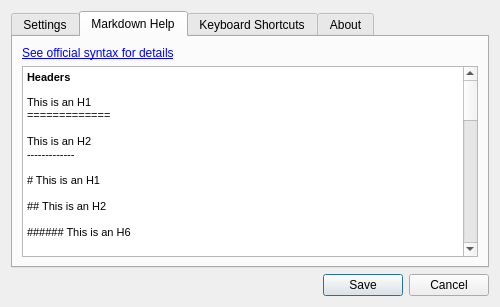
Before: the Qt Designer form Motome/Views/SettingsDialog.ui in akehrer/Motome, drawn with Qt 5.
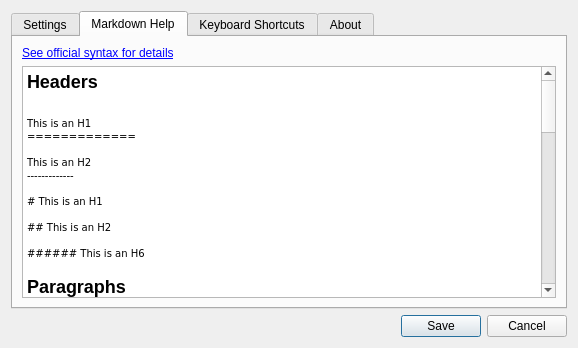
After: the same form once the commit is applied. The open tabs and pages were chosen to show the change. Icons and pictures are not drawn.

Commit message: Updated README.md Links now usable in Editor Changes to data source in Setting dialog help tabs Editor style now only applies to document instead of all child widget (e.g. context menu)

What changed in the file:
```diff
--- a/Motome/Views/SettingsDialog.ui
+++ b/Motome/Views/SettingsDialog.ui
@@ -9,8 +9,8 @@
    <rect>
     <x>0</x>
     <y>0</y>
-    <width>500</width>
-    <height>307</height>
+    <width>578</width>
+    <height>348</height>
    </rect>
   </property>
   <property name="windowTitle">
@@ -133,7 +133,7 @@
         </widget>
        </item>
        <item>
-        <widget class="QTextEdit" name="textMarkdownHelp">
+        <widget class="QTextBrowser" name="textMarkdownHelp">
          <property name="readOnly">
           <bool>true</bool>
          </property>
@@ -142,46 +142,53 @@
 &lt;html&gt;&lt;head&gt;&lt;meta name=&quot;qrichtext&quot; content=&quot;1&quot; /&gt;&lt;title&gt;Markdown Help&lt;/title&gt;&lt;style type=&quot;text/css&quot;&gt;
 p, li { white-space: pre-wrap; }
 &lt;/style&gt;&lt;/head&gt;&lt;body style=&quot; font-family:'MS Shell Dlg 2'; font-size:7.8pt; font-weight:400; font-style:normal;&quot;&gt;
-&lt;p style=&quot; margin-top:16px; margin-bottom:12px; margin-left:0px; margin-right:0px; -qt-block-indent:0; text-indent:0px;&quot;&gt;&lt;span style=&quot; font-size:8pt; font-weight:600;&quot;&gt;Headers&lt;/span&gt;&lt;/p&gt;
-&lt;p style=&quot; margin-top:12px; margin-bottom:0px; margin-left:0px; margin-right:0px; -qt-block-indent:0; text-indent:0px;&quot;&gt;&lt;span style=&quot; font-family:'Courier New,courier'; font-size:8pt;&quot;&gt;This is an H1&lt;/span&gt;&lt;/p&gt;
-&lt;p style=&quot; margin-top:0px; margin-bottom:0px; margin-left:0px; margin-right:0px; -qt-block-indent:0; text-indent:0px;&quot;&gt;&lt;span style=&quot; font-family:'Courier New,courier'; font-size:8pt;&quot;&gt;=============&lt;/span&gt;&lt;/p&gt;
-&lt;p style=&quot;-qt-paragraph-type:empty; margin-top:0px; margin-bottom:0px; margin-left:0px; margin-right:0px; -qt-block-indent:0; text-indent:0px; font-family:'Courier New,courier'; font-size:8pt;&quot;&gt;&lt;br /&gt;&lt;/p&gt;
-&lt;p style=&quot; margin-top:0px; margin-bottom:0px; margin-left:0px; margin-right:0px; -qt-block-indent:0; text-indent:0px;&quot;&gt;&lt;span style=&quot; font-family:'Courier New,courier'; font-size:8pt;&quot;&gt;This is an H2&lt;/span&gt;&lt;/p&gt;
-&lt;p style=&quot; margin-top:0px; margin-bottom:0px; margin-left:0px; margin-right:0px; -qt-block-indent:0; text-indent:0px;&quot;&gt;&lt;span style=&quot; font-family:'Courier New,courier'; font-size:8pt;&quot;&gt;-------------&lt;/span&gt;&lt;/p&gt;
-&lt;p style=&quot;-qt-paragraph-type:empty; margin-top:0px; margin-bottom:0px; margin-left:0px; margin-right:0px; -qt-block-indent:0; text-indent:0px; font-family:'Courier New,courier'; font-size:8pt;&quot;&gt;&lt;br /&gt;&lt;/p&gt;
-&lt;p style=&quot; margin-top:0px; margin-bottom:0px; margin-left:0px; margin-right:0px; -qt-block-indent:0; text-indent:0px;&quot;&gt;&lt;span style=&quot; font-family:'Courier New,courier'; font-size:8pt;&quot;&gt;# This is an H1&lt;/span&gt;&lt;/p&gt;
-&lt;p style=&quot;-qt-paragraph-type:empty; margin-top:0px; margin-bottom:0px; margin-left:0px; margin-right:0px; -qt-block-indent:0; text-indent:0px; font-family:'Courier New,courier'; font-size:8pt;&quot;&gt;&lt;br /&gt;&lt;/p&gt;
-&lt;p style=&quot; margin-top:0px; margin-bottom:0px; margin-left:0px; margin-right:0px; -qt-block-indent:0; text-indent:0px;&quot;&gt;&lt;span style=&quot; font-family:'Courier New,courier'; font-size:8pt;&quot;&gt;## This is an H2&lt;/span&gt;&lt;/p&gt;
-&lt;p style=&quot;-qt-paragraph-type:empty; margin-top:0px; margin-bottom:0px; margin-left:0px; margin-right:0px; -qt-block-indent:0; text-indent:0px; font-family:'Courier New,courier'; font-size:8pt;&quot;&gt;&lt;br /&gt;&lt;/p&gt;
-&lt;p style=&quot; margin-top:0px; margin-bottom:12px; margin-left:0px; margin-right:0px; -qt-block-indent:0; text-indent:0px;&quot;&gt;&lt;span style=&quot; font-family:'Courier New,courier'; font-size:8pt;&quot;&gt;###### This is an H6 &lt;/span&gt;&lt;/p&gt;
-&lt;p style=&quot; margin-top:16px; margin-bottom:12px; margin-left:0px; margin-right:0px; -qt-block-indent:0; text-indent:0px;&quot;&gt;&lt;span style=&quot; font-size:8pt; font-weight:600;&quot;&gt;Paragraphs&lt;/span&gt;&lt;/p&gt;
-&lt;p style=&quot; margin-top:12px; margin-bottom:12px; margin-left:0px; margin-right:0px; -qt-block-indent:0; text-indent:0px;&quot;&gt;&lt;span style=&quot; font-size:8pt;&quot;&gt;A paragraph is simply one or more consecutive lines of text, separated by one or more blank lines. &lt;/span&gt;&lt;/p&gt;
-&lt;p style=&quot; margin-top:16px; margin-bottom:12px; margin-left:0px; margin-right:0px; -qt-block-indent:0; text-indent:0px;&quot;&gt;&lt;span style=&quot; font-size:8pt; font-weight:600;&quot;&gt;Emphasis&lt;/span&gt;&lt;/p&gt;
-&lt;p style=&quot; margin-top:12px; margin-bottom:12px; margin-left:0px; margin-right:0px; -qt-block-indent:0; text-indent:0px;&quot;&gt;&lt;span style=&quot; font-size:8pt; font-weight:600;&quot;&gt;Italics&lt;/span&gt;&lt;/p&gt;
-&lt;p style=&quot; margin-top:12px; margin-bottom:0px; margin-left:0px; margin-right:0px; -qt-block-indent:0; text-indent:0px;&quot;&gt;&lt;span style=&quot; font-family:'Courier New,courier'; font-size:8pt;&quot;&gt;*single asterisks*&lt;/span&gt;&lt;/p&gt;
-&lt;p style=&quot;-qt-paragraph-type:empty; margin-top:0px; margin-bottom:0px; margin-left:0px; margin-right:0px; -qt-block-indent:0; text-indent:0px; font-family:'Courier New,courier'; font-size:8pt;&quot;&gt;&lt;br /&gt;&lt;/p&gt;
-&lt;p style=&quot; margin-top:0px; margin-bottom:12px; margin-left:0px; margin-right:0px; -qt-block-indent:0; text-indent:0px;&quot;&gt;&lt;span style=&quot; font-family:'Courier New,courier'; font-size:8pt;&quot;&gt;_single underscores_&lt;/span&gt;&lt;/p&gt;
-&lt;p style=&quot; margin-top:12px; margin-bottom:12px; margin-left:0px; margin-right:0px; -qt-block-indent:0; text-indent:0px;&quot;&gt;&lt;span style=&quot; font-size:8pt; font-weight:600;&quot;&gt;Bold&lt;/span&gt;&lt;/p&gt;
-&lt;p style=&quot; margin-top:12px; margin-bottom:0px; margin-left:0px; margin-right:0px; -qt-block-indent:0; text-indent:0px;&quot;&gt;&lt;span style=&quot; font-family:'Courier New,courier'; font-size:8pt;&quot;&gt;**double asterisks**&lt;/span&gt;&lt;/p&gt;
-&lt;p style=&quot;-qt-paragraph-type:empty; margin-top:0px; margin-bottom:0px; margin-left:0px; margin-right:0px; -qt-block-indent:0; text-indent:0px; font-family:'Courier New,courier'; font-size:8pt;&quot;&gt;&lt;br /&gt;&lt;/p&gt;
-&lt;p style=&quot; margin-top:0px; margin-bottom:12px; margin-left:0px; margin-right:0px; -qt-block-indent:0; text-indent:0px;&quot;&gt;&lt;span style=&quot; font-family:'Courier New,courier'; font-size:8pt;&quot;&gt;__double underscores__ &lt;/span&gt;&lt;/p&gt;
-&lt;p style=&quot; margin-top:16px; margin-bottom:12px; margin-left:0px; margin-right:0px; -qt-block-indent:0; text-indent:0px;&quot;&gt;&lt;span style=&quot; font-size:8pt; font-weight:600;&quot;&gt;Links&lt;/span&gt;&lt;/p&gt;
-&lt;p style=&quot; margin-top:12px; margin-bottom:0px; margin-left:0px; margin-right:0px; -qt-block-indent:0; text-indent:0px;&quot;&gt;&lt;span style=&quot; font-family:'Courier New,courier'; font-size:8pt;&quot;&gt;This is [an example](http://example.com/ &amp;quot;Title&amp;quot;) inline link.&lt;/span&gt;&lt;/p&gt;
-&lt;p style=&quot;-qt-paragraph-type:empty; margin-top:0px; margin-bottom:0px; margin-left:0px; margin-right:0px; -qt-block-indent:0; text-indent:0px; font-family:'Courier New,courier'; font-size:8pt;&quot;&gt;&lt;br /&gt;&lt;/p&gt;
-&lt;p style=&quot; margin-top:0px; margin-bottom:12px; margin-left:0px; margin-right:0px; -qt-block-indent:0; text-indent:0px;&quot;&gt;&lt;span style=&quot; font-family:'Courier New,courier'; font-size:8pt;&quot;&gt;[This link](http://example.net/) has no title attribute. &lt;/span&gt;&lt;/p&gt;
-&lt;p style=&quot; margin-top:16px; margin-bottom:12px; margin-left:0px; margin-right:0px; -qt-block-indent:0; text-indent:0px;&quot;&gt;&lt;span style=&quot; font-size:8pt; font-weight:600;&quot;&gt;Lists&lt;/span&gt;&lt;/p&gt;
-&lt;p style=&quot; margin-top:12px; margin-bottom:12px; margin-left:0px; margin-right:0px; -qt-block-indent:0; text-indent:0px;&quot;&gt;&lt;span style=&quot; font-size:8pt; font-weight:600;&quot;&gt;Bullet&lt;/span&gt;&lt;/p&gt;
-&lt;p style=&quot; margin-top:12px; margin-bottom:0px; margin-left:0px; margin-right:0px; -qt-block-indent:0; text-indent:0px;&quot;&gt;&lt;span style=&quot; font-family:'Courier New,courier'; font-size:8pt;&quot;&gt;*   Red&lt;/span&gt;&lt;/p&gt;
-&lt;p style=&quot; margin-top:0px; margin-bottom:0px; margin-left:0px; margin-right:0px; -qt-block-indent:0; text-indent:0px;&quot;&gt;&lt;span style=&quot; font-family:'Courier New,courier'; font-size:8pt;&quot;&gt;*   Green&lt;/span&gt;&lt;/p&gt;
-&lt;p style=&quot; margin-top:0px; margin-bottom:12px; margin-left:0px; margin-right:0px; -qt-block-indent:0; text-indent:0px;&quot;&gt;&lt;span style=&quot; font-family:'Courier New,courier'; font-size:8pt;&quot;&gt;*   Blue&lt;/span&gt;&lt;/p&gt;
-&lt;p style=&quot; margin-top:12px; margin-bottom:12px; margin-left:0px; margin-right:0px; -qt-block-indent:0; text-indent:0px;&quot;&gt;&lt;span style=&quot; font-size:8pt; font-weight:600;&quot;&gt;Numbered&lt;/span&gt;&lt;/p&gt;
-&lt;p style=&quot; margin-top:12px; margin-bottom:0px; margin-left:0px; margin-right:0px; -qt-block-indent:0; text-indent:0px;&quot;&gt;&lt;span style=&quot; font-family:'Courier New,courier'; font-size:8pt;&quot;&gt;1.  Bird&lt;/span&gt;&lt;/p&gt;
-&lt;p style=&quot; margin-top:0px; margin-bottom:0px; margin-left:0px; margin-right:0px; -qt-block-indent:0; text-indent:0px;&quot;&gt;&lt;span style=&quot; font-family:'Courier New,courier'; font-size:8pt;&quot;&gt;2.  McHale&lt;/span&gt;&lt;/p&gt;
-&lt;p style=&quot; margin-top:0px; margin-bottom:12px; margin-left:0px; margin-right:0px; -qt-block-indent:0; text-indent:0px;&quot;&gt;&lt;span style=&quot; font-family:'Courier New,courier'; font-size:8pt;&quot;&gt;3.  Parish &lt;/span&gt;&lt;/p&gt;
-&lt;p style=&quot; margin-top:16px; margin-bottom:12px; margin-left:0px; margin-right:0px; -qt-block-indent:0; text-indent:0px;&quot;&gt;&lt;span style=&quot; font-size:8pt; font-weight:600;&quot;&gt;Images&lt;/span&gt;&lt;/p&gt;
-&lt;p style=&quot; margin-top:12px; margin-bottom:0px; margin-left:0px; margin-right:0px; -qt-block-indent:0; text-indent:0px;&quot;&gt;&lt;span style=&quot; font-family:'Courier New,courier'; font-size:8pt;&quot;&gt;![Alt text](/path/to/img.jpg)&lt;/span&gt;&lt;/p&gt;
-&lt;p style=&quot;-qt-paragraph-type:empty; margin-top:0px; margin-bottom:0px; margin-left:0px; margin-right:0px; -qt-block-indent:0; text-indent:0px; font-family:'Courier New,courier'; font-size:8pt;&quot;&gt;&lt;br /&gt;&lt;/p&gt;
-&lt;p style=&quot; margin-top:0px; margin-bottom:12px; margin-left:0px; margin-right:0px; -qt-block-indent:0; text-indent:0px;&quot;&gt;&lt;span style=&quot; font-family:'Courier New,courier'; font-size:8pt;&quot;&gt;![Alt text](/path/to/img.jpg &amp;quot;Optional title&amp;quot;)&lt;/span&gt;&lt;/p&gt;&lt;/body&gt;&lt;/html&gt;</string>
+&lt;p style=&quot; margin-top:16px; margin-bottom:12px; margin-left:0px; margin-right:0px; -qt-block-indent:0; text-indent:0px;&quot;&gt;&lt;span style=&quot; font-size:x-large; font-weight:600;&quot;&gt;Headers&lt;/span&gt; &lt;/p&gt;
+&lt;pre style=&quot;-qt-paragraph-type:empty; margin-top:12px; margin-bottom:0px; margin-left:0px; margin-right:0px; -qt-block-indent:0; text-indent:0px; font-family:'Courier New,courier';&quot;&gt;&lt;br /&gt;&lt;/pre&gt;
+&lt;pre style=&quot; margin-top:0px; margin-bottom:0px; margin-left:0px; margin-right:0px; -qt-block-indent:0; text-indent:0px;&quot;&gt;&lt;span style=&quot; font-family:'Courier New,courier';&quot;&gt;This is an H1&lt;/span&gt;&lt;/pre&gt;
+&lt;pre style=&quot; margin-top:0px; margin-bottom:0px; margin-left:0px; margin-right:0px; -qt-block-indent:0; text-indent:0px;&quot;&gt;&lt;span style=&quot; font-family:'Courier New,courier';&quot;&gt;=============&lt;/span&gt;&lt;/pre&gt;
+&lt;pre style=&quot;-qt-paragraph-type:empty; margin-top:0px; margin-bottom:0px; margin-left:0px; margin-right:0px; -qt-block-indent:0; text-indent:0px; font-family:'Courier New,courier';&quot;&gt;&lt;br /&gt;&lt;/pre&gt;
+&lt;pre style=&quot; margin-top:0px; margin-bottom:0px; margin-left:0px; margin-right:0px; -qt-block-indent:0; text-indent:0px;&quot;&gt;&lt;span style=&quot; font-family:'Courier New,courier';&quot;&gt;This is an H2&lt;/span&gt;&lt;/pre&gt;
+&lt;pre style=&quot; margin-top:0px; margin-bottom:0px; margin-left:0px; margin-right:0px; -qt-block-indent:0; text-indent:0px;&quot;&gt;&lt;span style=&quot; font-family:'Courier New,courier';&quot;&gt;-------------&lt;/span&gt;&lt;/pre&gt;
+&lt;pre style=&quot;-qt-paragraph-type:empty; margin-top:0px; margin-bottom:0px; margin-left:0px; margin-right:0px; -qt-block-indent:0; text-indent:0px; font-family:'Courier New,courier';&quot;&gt;&lt;br /&gt;&lt;/pre&gt;
+&lt;pre style=&quot; margin-top:0px; margin-bottom:0px; margin-left:0px; margin-right:0px; -qt-block-indent:0; text-indent:0px;&quot;&gt;&lt;span style=&quot; font-family:'Courier New,courier';&quot;&gt;# This is an H1&lt;/span&gt;&lt;/pre&gt;
+&lt;pre style=&quot;-qt-paragraph-type:empty; margin-top:0px; margin-bottom:0px; margin-left:0px; margin-right:0px; -qt-block-indent:0; text-indent:0px; font-family:'Courier New,courier';&quot;&gt;&lt;br /&gt;&lt;/pre&gt;
+&lt;pre style=&quot; margin-top:0px; margin-bottom:0px; margin-left:0px; margin-right:0px; -qt-block-indent:0; text-indent:0px;&quot;&gt;&lt;span style=&quot; font-family:'Courier New,courier';&quot;&gt;## This is an H2&lt;/span&gt;&lt;/pre&gt;
+&lt;pre style=&quot;-qt-paragraph-type:empty; margin-top:0px; margin-bottom:0px; margin-left:0px; margin-right:0px; -qt-block-indent:0; text-indent:0px; font-family:'Courier New,courier';&quot;&gt;&lt;br /&gt;&lt;/pre&gt;
+&lt;pre style=&quot; margin-top:0px; margin-bottom:12px; margin-left:0px; margin-right:0px; -qt-block-indent:0; text-indent:0px;&quot;&gt;&lt;span style=&quot; font-family:'Courier New,courier';&quot;&gt;###### This is an H6&lt;/span&gt; &lt;/pre&gt;
+&lt;p style=&quot; margin-top:16px; margin-bottom:12px; margin-left:0px; margin-right:0px; -qt-block-indent:0; text-indent:0px;&quot;&gt;&lt;span style=&quot; font-size:x-large; font-weight:600;&quot;&gt;Paragraphs&lt;/span&gt; &lt;/p&gt;
+&lt;p style=&quot; margin-top:12px; margin-bottom:12px; margin-left:0px; margin-right:0px; -qt-block-indent:0; text-indent:0px;&quot;&gt;A paragraph is simply one or more consecutive lines of text, separated by one or more blank lines. &lt;/p&gt;
+&lt;p style=&quot; margin-top:16px; margin-bottom:12px; margin-left:0px; margin-right:0px; -qt-block-indent:0; text-indent:0px;&quot;&gt;&lt;span style=&quot; font-size:x-large; font-weight:600;&quot;&gt;Emphasis&lt;/span&gt; &lt;/p&gt;
+&lt;p style=&quot; margin-top:12px; margin-bottom:12px; margin-left:0px; margin-right:0px; -qt-block-indent:0; text-indent:0px;&quot;&gt;&lt;span style=&quot; font-size:medium; font-weight:600;&quot;&gt;Italics&lt;/span&gt; &lt;/p&gt;
+&lt;pre style=&quot;-qt-paragraph-type:empty; margin-top:12px; margin-bottom:0px; margin-left:0px; margin-right:0px; -qt-block-indent:0; text-indent:0px; font-family:'Courier New,courier';&quot;&gt;&lt;br /&gt;&lt;/pre&gt;
+&lt;pre style=&quot; margin-top:0px; margin-bottom:0px; margin-left:0px; margin-right:0px; -qt-block-indent:0; text-indent:0px;&quot;&gt;&lt;span style=&quot; font-family:'Courier New,courier';&quot;&gt;*single asterisks*&lt;/span&gt;&lt;/pre&gt;
+&lt;pre style=&quot;-qt-paragraph-type:empty; margin-top:0px; margin-bottom:0px; margin-left:0px; margin-right:0px; -qt-block-indent:0; text-indent:0px; font-family:'Courier New,courier';&quot;&gt;&lt;br /&gt;&lt;/pre&gt;
+&lt;pre style=&quot; margin-top:0px; margin-bottom:12px; margin-left:0px; margin-right:0px; -qt-block-indent:0; text-indent:0px;&quot;&gt;&lt;span style=&quot; font-family:'Courier New,courier';&quot;&gt;_single underscores_&lt;/span&gt; &lt;/pre&gt;
+&lt;p style=&quot; margin-top:12px; margin-bottom:12px; margin-left:0px; margin-right:0px; -qt-block-indent:0; text-indent:0px;&quot;&gt;&lt;span style=&quot; font-size:medium; font-weight:600;&quot;&gt;Bold&lt;/span&gt; &lt;/p&gt;
+&lt;pre style=&quot;-qt-paragraph-type:empty; margin-top:12px; margin-bottom:0px; margin-left:0px; margin-right:0px; -qt-block-indent:0; text-indent:0px; font-family:'Courier New,courier';&quot;&gt;&lt;br /&gt;&lt;/pre&gt;
+&lt;pre style=&quot; margin-top:0px; margin-bottom:0px; margin-left:0px; margin-right:0px; -qt-block-indent:0; text-indent:0px;&quot;&gt;&lt;span style=&quot; font-family:'Courier New,courier';&quot;&gt;**double asterisks**&lt;/span&gt;&lt;/pre&gt;
+&lt;pre style=&quot;-qt-paragraph-type:empty; margin-top:0px; margin-bottom:0px; margin-left:0px; margin-right:0px; -qt-block-indent:0; text-indent:0px; font-family:'Courier New,courier';&quot;&gt;&lt;br /&gt;&lt;/pre&gt;
+&lt;pre style=&quot; margin-top:0px; margin-bottom:12px; margin-left:0px; margin-right:0px; -qt-block-indent:0; text-indent:0px;&quot;&gt;&lt;span style=&quot; font-family:'Courier New,courier';&quot;&gt;__double underscores__&lt;/span&gt; &lt;/pre&gt;
+&lt;p style=&quot; margin-top:16px; margin-bottom:12px; margin-left:0px; margin-right:0px; -qt-block-indent:0; text-indent:0px;&quot;&gt;&lt;span style=&quot; font-size:x-large; font-weight:600;&quot;&gt;Links&lt;/span&gt; &lt;/p&gt;
+&lt;pre style=&quot;-qt-paragraph-type:empty; margin-top:12px; margin-bottom:0px; margin-left:0px; margin-right:0px; -qt-block-indent:0; text-indent:0px; font-family:'Courier New,courier';&quot;&gt;&lt;br /&gt;&lt;/pre&gt;
+&lt;pre style=&quot; margin-top:0px; margin-bottom:0px; margin-left:0px; margin-right:0px; -qt-block-indent:0; text-indent:0px;&quot;&gt;&lt;span style=&quot; font-family:'Courier New,courier';&quot;&gt;This is [an example](http://example.com/ &amp;quot;Title&amp;quot;) inline link.&lt;/span&gt;&lt;/pre&gt;
+&lt;pre style=&quot;-qt-paragraph-type:empty; margin-top:0px; margin-bottom:0px; margin-left:0px; margin-right:0px; -qt-block-indent:0; text-indent:0px; font-family:'Courier New,courier';&quot;&gt;&lt;br /&gt;&lt;/pre&gt;
+&lt;pre style=&quot; margin-top:0px; margin-bottom:12px; margin-left:0px; margin-right:0px; -qt-block-indent:0; text-indent:0px;&quot;&gt;&lt;span style=&quot; font-family:'Courier New,courier';&quot;&gt;[This link](http://example.net/) has no title attribute.&lt;/span&gt; &lt;/pre&gt;
+&lt;p style=&quot; margin-top:16px; margin-bottom:12px; margin-left:0px; margin-right:0px; -qt-block-indent:0; text-indent:0px;&quot;&gt;&lt;span style=&quot; font-size:x-large; font-weight:600;&quot;&gt;Lists&lt;/span&gt; &lt;/p&gt;
+&lt;p style=&quot; margin-top:12px; margin-bottom:12px; margin-left:0px; margin-right:0px; -qt-block-indent:0; text-indent:0px;&quot;&gt;&lt;span style=&quot; font-size:medium; font-weight:600;&quot;&gt;Bullet&lt;/span&gt; &lt;/p&gt;
+&lt;pre style=&quot;-qt-paragraph-type:empty; margin-top:12px; margin-bottom:0px; margin-left:0px; margin-right:0px; -qt-block-indent:0; text-indent:0px; font-family:'Courier New,courier';&quot;&gt;&lt;br /&gt;&lt;/pre&gt;
+&lt;pre style=&quot; margin-top:0px; margin-bottom:0px; margin-left:0px; margin-right:0px; -qt-block-indent:0; text-indent:0px;&quot;&gt;&lt;span style=&quot; font-family:'Courier New,courier';&quot;&gt;*   Red&lt;/span&gt;&lt;/pre&gt;
+&lt;pre style=&quot; margin-top:0px; margin-bottom:0px; margin-left:0px; margin-right:0px; -qt-block-indent:0; text-indent:0px;&quot;&gt;&lt;span style=&quot; font-family:'Courier New,courier';&quot;&gt;*   Green&lt;/span&gt;&lt;/pre&gt;
+&lt;pre style=&quot; margin-top:0px; margin-bottom:12px; margin-left:0px; margin-right:0px; -qt-block-indent:0; text-indent:0px;&quot;&gt;&lt;span style=&quot; font-family:'Courier New,courier';&quot;&gt;*   Blue&lt;/span&gt; &lt;/pre&gt;
+&lt;p style=&quot; margin-top:12px; margin-bottom:12px; margin-left:0px; margin-right:0px; -qt-block-indent:0; text-indent:0px;&quot;&gt;&lt;span style=&quot; font-size:medium; font-weight:600;&quot;&gt;Numbered&lt;/span&gt; &lt;/p&gt;
+&lt;pre style=&quot;-qt-paragraph-type:empty; margin-top:12px; margin-bottom:0px; margin-left:0px; margin-right:0px; -qt-block-indent:0; text-indent:0px; font-family:'Courier New,courier';&quot;&gt;&lt;br /&gt;&lt;/pre&gt;
+&lt;pre style=&quot; margin-top:0px; margin-bottom:0px; margin-left:0px; margin-right:0px; -qt-block-indent:0; text-indent:0px;&quot;&gt;&lt;span style=&quot; font-family:'Courier New,courier';&quot;&gt;1.  Bird&lt;/span&gt;&lt;/pre&gt;
+&lt;pre style=&quot; margin-top:0px; margin-bottom:0px; margin-left:0px; margin-right:0px; -qt-block-indent:0; text-indent:0px;&quot;&gt;&lt;span style=&quot; font-family:'Courier New,courier';&quot;&gt;2.  McHale&lt;/span&gt;&lt;/pre&gt;
+&lt;pre style=&quot; margin-top:0px; margin-bottom:12px; margin-left:0px; margin-right:0px; -qt-block-indent:0; text-indent:0px;&quot;&gt;&lt;span style=&quot; font-family:'Courier New,courier';&quot;&gt;3.  Parish&lt;/span&gt; &lt;/pre&gt;
+&lt;p style=&quot; margin-top:16px; margin-bottom:12px; margin-left:0px; margin-right:0px; -qt-block-indent:0; text-indent:0px;&quot;&gt;&lt;span style=&quot; font-size:x-large; font-weight:600;&quot;&gt;Images&lt;/span&gt; &lt;/p&gt;
+&lt;pre style=&quot;-qt-paragraph-type:empty; margin-top:12px; margin-bottom:0px; margin-left:0px; margin-right:0px; -qt-block-indent:0; text-indent:0px; font-family:'Courier New,courier';&quot;&gt;&lt;br /&gt;&lt;/pre&gt;
+&lt;pre style=&quot; margin-top:0px; margin-bottom:0px; margin-left:0px; margin-right:0px; -qt-block-indent:0; text-indent:0px;&quot;&gt;&lt;span style=&quot; font-family:'Courier New,courier';&quot;&gt;![Alt text](/path/to/img.jpg)&lt;/span&gt;&lt;/pre&gt;
+&lt;pre style=&quot;-qt-paragraph-type:empty; margin-top:0px; margin-bottom:0px; margin-left:0px; margin-right:0px; -qt-block-indent:0; text-indent:0px; font-family:'Courier New,courier';&quot;&gt;&lt;br /&gt;&lt;/pre&gt;
+&lt;pre style=&quot; margin-top:0px; margin-bottom:12px; margin-left:0px; margin-right:0px; -qt-block-indent:0; text-indent:0px;&quot;&gt;&lt;span style=&quot; font-family:'Courier New,courier';&quot;&gt;![Alt text](/path/to/img.jpg &amp;quot;Optional title&amp;quot;)&lt;/span&gt; &lt;/pre&gt;&lt;/body&gt;&lt;/html&gt;</string>
          </property>
          <property name="acceptRichText">
           <bool>false</bool>
```
Left out of the diff: 47 changed lines with no effect on the pictures. The commit also changes 19 other files.
